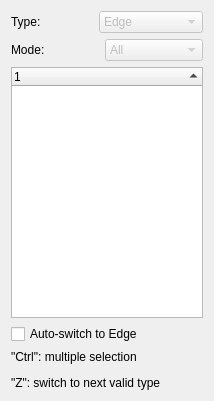
Before: the Qt Designer form src/Mod/Sketcher/Gui/TaskSketcherElements.ui in realthunder/FreeCAD, drawn with Qt 5.
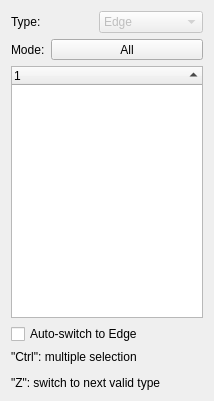
After: the same form once the commit is applied. Custom widgets are drawn as their Qt base class.

Commit message: Sketcher: the elements list filters by kind and type, in combination

Diff of the .ui file:
```diff
--- a/src/Mod/Sketcher/Gui/TaskSketcherElements.ui
+++ b/src/Mod/Sketcher/Gui/TaskSketcherElements.ui
@@ -77,39 +77,22 @@
       </widget>
      </item>
      <item>
-      <widget class="QComboBox" name="comboBoxModeFilter">
-       <property name="enabled">
-        <bool>false</bool>
+      <widget class="QToolButton" name="filterButton">
+       <property name="sizePolicy">
+        <sizepolicy hsizetype="Expanding" vsizetype="Fixed">
+         <horstretch>0</horstretch>
+         <verstretch>0</verstretch>
+        </sizepolicy>
        </property>
        <property name="locale">
         <locale language="English" country="UnitedStates"/>
        </property>
-       <property name="editable">
-        <bool>false</bool>
+       <property name="text">
+        <string>All</string>
        </property>
-       <property name="currentIndex">
-        <number>0</number>
+       <property name="popupMode">
+        <enum>QToolButton::InstantPopup</enum>
        </property>
-       <item>
-        <property name="text">
-         <string>All</string>
-        </property>
-       </item>
-       <item>
-        <property name="text">
-         <string>Normal</string>
-        </property>
-       </item>
-       <item>
-        <property name="text">
-         <string>Construction</string>
-        </property>
-       </item>
-       <item>
-        <property name="text">
-         <string>External</string>
-        </property>
-       </item>
       </widget>
      </item>
     </layout>
```
Left out of the diff: 4 changed lines with no effect on the pictures. The commit also changes 4 other files.
